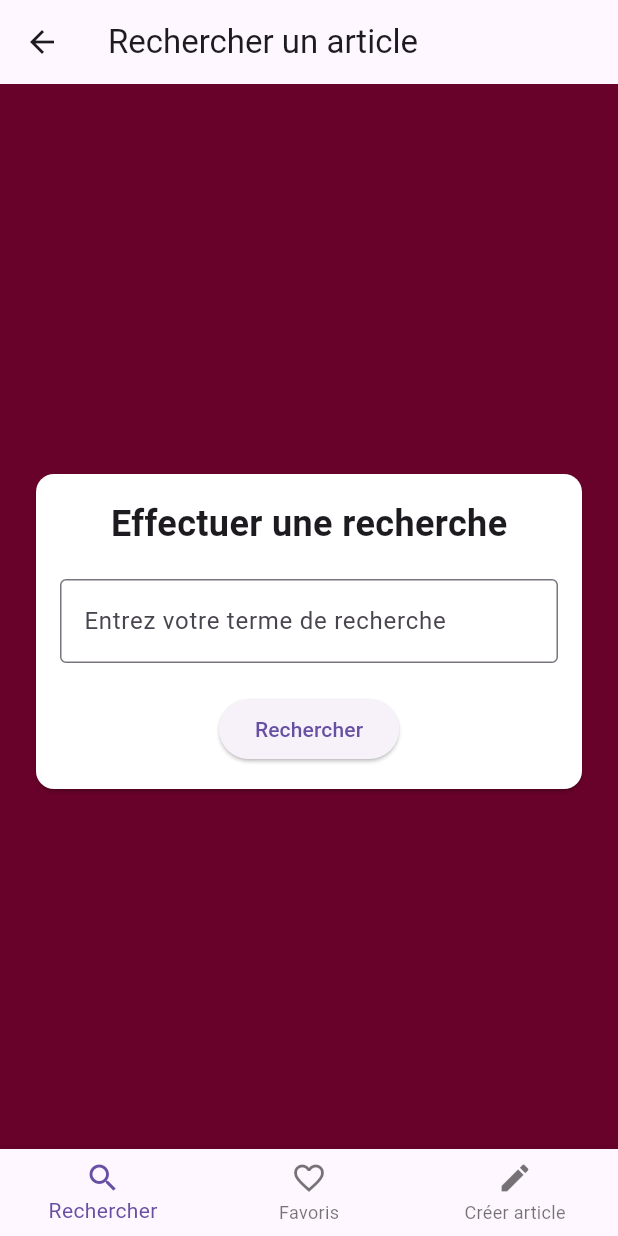
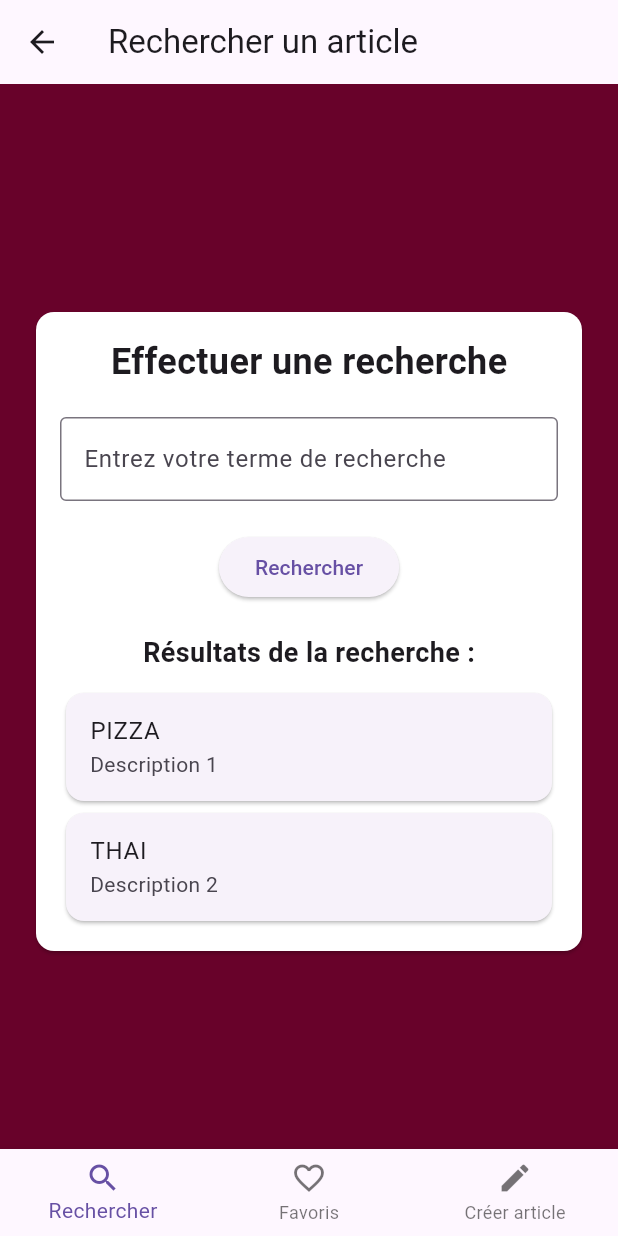
Before and after one commit to d-perreaux/EPSI_3A_flutter_chez_meme, a Flutter app: the HomePage screen opened by its route, after a tap on "Rechercher", on a phone screen of 412 x 824 dp. Run offline on Flutter 3.47's test engine with Material 3 defaults, Android fonts, the phone set to English and light mode, and no system bars.

Commit message:
Fonction de recherche

```diff
--- a/lib/models/article.dart
+++ b/lib/models/article.dart
@@ -1,13 +1,13 @@
 class Article {
   String title;
   String description;
-  String tag;
+  List <String> tags;
   String content;
 
   Article(
       this.title,
       this.description,
-      this.tag,
+      this.tags,
       this.content
       );
 
--- a/lib/pages/SearchPage.dart
+++ b/lib/pages/SearchPage.dart
@@ -1,13 +1,22 @@
 import 'package:flutter/material.dart';
+import '../models/article.dart';
 
 class SearchPage extends StatefulWidget {
-  const SearchPage({super.key});
+  const SearchPage({Key? key}) : super(key: key);
 
   @override
   State<SearchPage> createState() => _SearchState();
 }
 
 class _SearchState extends State<SearchPage> {
+  List<Article> allArticles = [
+    Article("PIZZA", "Description 1", ["tag1", "tag2"], "Contenu 1"),
+    Article("THAI", "Description 2", ["tag3", "tag4"], "Contenu 2"),
+  ];
+
+  List<Article> searchResults = [];
+  String searchTerm = "";
+
   @override
   Widget build(BuildContext context) {
     return Container(
@@ -30,20 +39,73 @@ class _SearchState extends State<SearchPage> {
                       style: TextStyle(fontSize: 24, fontWeight: FontWeight.bold),
                     ),
                     const SizedBox(height: 20),
-                    const TextField(
+                    TextField(
+                      onChanged: (value) {
+                        setState(() {
+                          searchTerm = value;
+                        });
+                      },
                       decoration: InputDecoration(
                         hintText: 'Entrez votre terme de recherche',
                         border: OutlineInputBorder(),
                       ),
                     ),
                     const SizedBox(height: 20),
-                    ElevatedButton(
-                      onPressed: () {
-                        // Logique pour la recherche
-                      },
-                      child:
-                      const Text('Rechercher'),
-                    ),
+                ElevatedButton(
+                  onPressed: () {
+                    searchResults = allArticles
+                        .where((article) =>
+                    article.title.toLowerCase().contains(searchTerm.toLowerCase()) ||
+                        article.description.toLowerCase().contains(searchTerm.toLowerCase()) ||
+                        article.tags.any((tag) => tag.toLowerCase().contains(searchTerm.toLowerCase())))
+                        .toList();
+
+                    if (searchResults.isEmpty) {
+                      searchResults.clear();
+                    }
+
+                    setState(() {});
+                  },
+                  child: const Text('Rechercher'),
+              ),
+                    if (searchResults.isNotEmpty) ...[
+                      const SizedBox(height: 20),
+                      Column(
+                        children: [
+                          const Text(
+                            'Résultats de la recherche :',
+                            style: TextStyle(fontSize: 18, fontWeight: FontWeight.bold),
+                          ),
+                          const SizedBox(height: 10),
+                          // Affichez les résultats de la recherche avec ListView.builder
+                          ListView.builder(
+                            shrinkWrap: true,
+                            itemCount: searchResults.length,
+                            itemBuilder: (context, index) {
+                              return InkWell(
+                                onTap: () {
+                                  // Naviguer vers la page de détails de l'article
+                                  Navigator.push(
+                                    context,
+                                    MaterialPageRoute(
+                                      builder: (context) => ArticleDetailPage(article: searchResults[index]),
+                                    ),
+                                  );
+                                },
+                                child: Card(
+                                  child: ListTile(
+                                    title: Text(searchResults[index].title),
+                                    subtitle: Text(searchResults[index].description),
+                                  ),
+                                ),
+                              );
+                            },
+                          ),
+                        ],
+                      ),
+                    ] else ...[
+                      const SizedBox.shrink(),
+                    ],
                   ],
                 ),
               ),
@@ -54,3 +116,34 @@ class _SearchState extends State<SearchPage> {
     );
   }
 }
+
+class ArticleDetailPage extends StatelessWidget {
+  final Article article;
+
+  const ArticleDetailPage({Key? key, required this.article}) : super(key: key);
+
+  @override
+  Widget build(BuildContext context) {
+    return Scaffold(
+      appBar: AppBar(
+        title: Text(article.title),
+      ),
+      body: Padding(
+        padding: const EdgeInsets.all(16.0),
+        child: Column(
+          crossAxisAlignment: CrossAxisAlignment.start,
+          children: [
+            Text(
+              article.title,
+              style: TextStyle(fontSize: 24, fontWeight: FontWeight.bold),
+            ),
+            const SizedBox(height: 10),
+            Text(article.description),
+            const SizedBox(height: 10),
+            Text(article.content),
+          ],
+        ),
+      ),
+    );
+  }
+}
```
